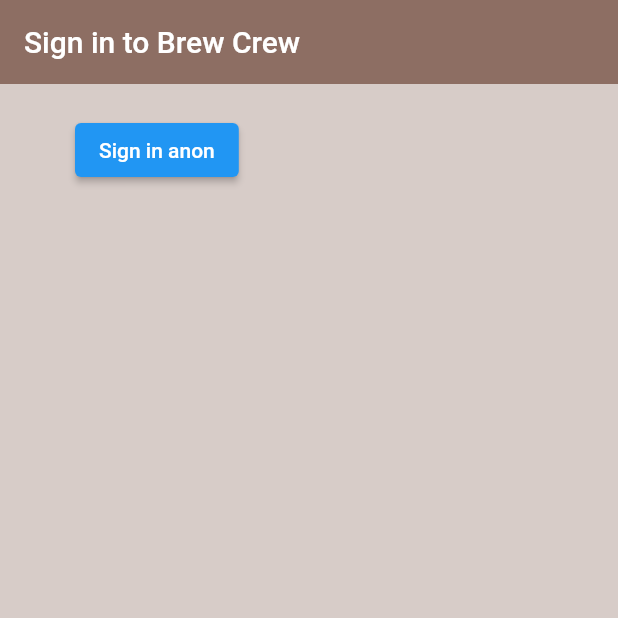
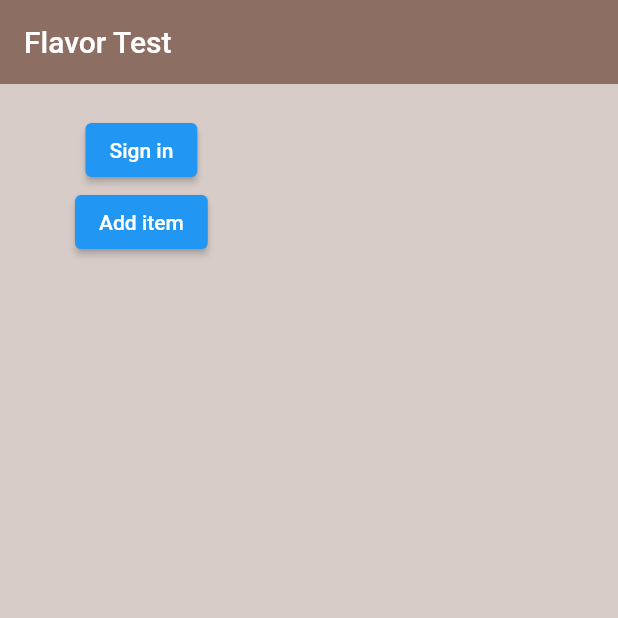
Before and after one commit to JorgeLuisZB/flavors_test, a Flutter app: the screen it shows after launch, on a phone screen of 412 x 824 dp, the top half of it. Run offline on Flutter 3.47's test engine with Material 2 defaults, Android fonts, the phone set to English and light mode, and no system bars; our stand-ins replace cloud_firestore, firebase_auth, firebase_core; accounts and stored records are empty.

Commit message:
- Se agregó la funcionalidad de agregar datos a Firestore. - Base de datos diferente para cada Flavor (Android)

```diff
--- a/lib/pages/authenticate/sign_in.dart
+++ b/lib/pages/authenticate/sign_in.dart
@@ -1,4 +1,6 @@
+import 'package:firebase_auth/firebase_auth.dart';
 import 'package:flavors_test/services/auth.dart';
+import 'package:flavors_test/services/firestore.dart';
 import 'package:flutter/material.dart';
 
 class SignIn extends StatefulWidget {
@@ -10,6 +12,7 @@ class SignIn extends StatefulWidget {
 
 class _SignInState extends State<SignIn> {
   final AuthService _authService = AuthService();
+  String uid = '';
 
   @override
   Widget build(BuildContext context) {
@@ -18,21 +21,33 @@ class _SignInState extends State<SignIn> {
       appBar: AppBar(
         backgroundColor: Colors.brown[400],
         elevation: 0.0,
-        title: Text('Sign in to Brew Crew'),
+        title: Text('Flavor Test'),
       ),
       body: Container(
         padding: EdgeInsets.symmetric(vertical: 20.0, horizontal: 50.0),
-        child: ElevatedButton(
-          child: Text('Sign in anon'),
+        child: Column(
+          children: [
+            ElevatedButton(
+              child: Text('Sign in'),
               onPressed: () async {
-            dynamic result = await _authService.signInAnon();
+                User? result = await _authService.signInAnon();
                 if (result == null) {
                   print('error signing in');
                 } else {
                   print('signed in');
-              print(result);
+                  uid = result.uid;
+                  print(result.uid);
                 }
               },
+            ),
+            ElevatedButton(
+              child: Text('Add item'),
+              onPressed: () async {
+                await Database.addItem(
+                    uid: uid, title: 'new item', description: 'item ');
+              },
+            ),
+          ],
         ),
       ),
     );
--- /dev/null
+++ b/lib/services/firestore.dart
@@ -0,0 +1,28 @@
+import 'package:cloud_firestore/cloud_firestore.dart';
+
+final FirebaseFirestore _firestore = FirebaseFirestore.instance;
+final CollectionReference _mainCollection =
+    _firestore.collection('notification');
+
+class Database {
+  // static String? userUid;
+
+  static Future<void> addItem({
+    required String uid,
+    required String title,
+    required String description,
+  }) async {
+    DocumentReference documentReferencer =
+        _mainCollection.doc(uid).collection('items').doc();
+
+    Map<String, dynamic> data = <String, dynamic>{
+      "title": title,
+      "description": description,
+    };
+
+    await documentReferencer
+        .set(data)
+        .whenComplete(() => print("notification item added to the database"))
+        .catchError((e) => print(e));
+  }
+}
```
Also changed, not shown: 1 other file. Lines whose indentation alone changed are shown as unchanged.
